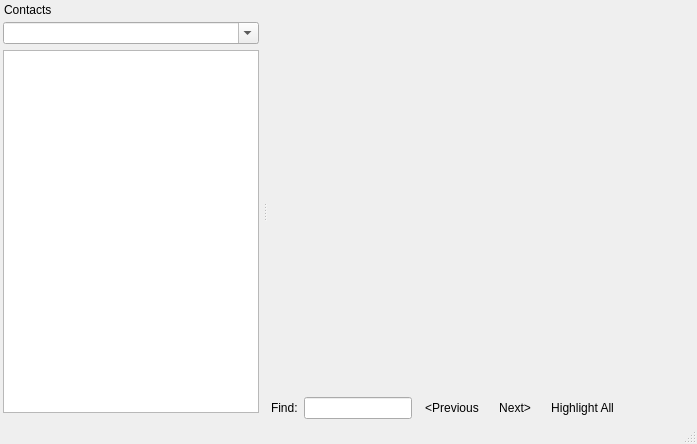
vacuum-im/vacuum-im, file branches/dev_history/src/plugins/messagearchiver/archiveviewwindow.ui: the form before one commit.
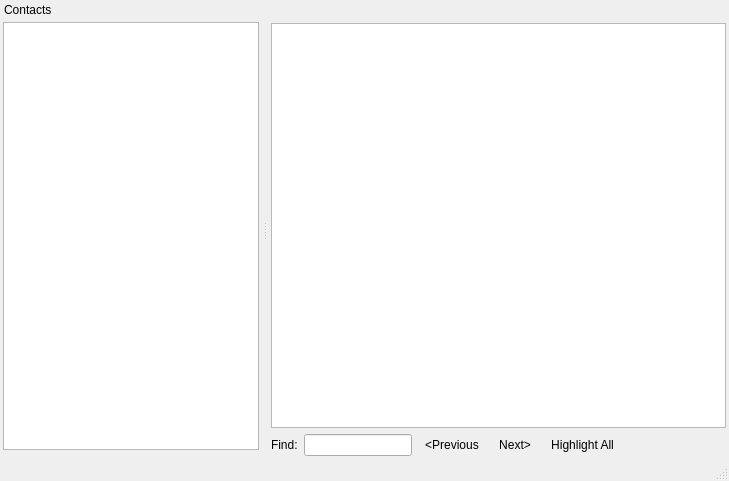
The form after the commit. Custom widgets are drawn as their Qt base class.

Commit message: Заработало отображение сообщений истории.

What changed in the file:
```diff
--- a/branches/dev_history/src/plugins/messagearchiver/archiveviewwindow.ui
+++ b/branches/dev_history/src/plugins/messagearchiver/archiveviewwindow.ui
@@ -6,8 +6,8 @@
    <rect>
     <x>0</x>
     <y>0</y>
-    <width>697</width>
-    <height>444</height>
+    <width>729</width>
+    <height>481</height>
    </rect>
   </property>
   <widget class="QWidget" name="centralWidget">
@@ -19,12 +19,9 @@
      <widget class="QLabel" name="lblCollectionInfo"/>
     </item>
     <item>
-     <widget class="QWidget" name="wdtMessages" native="true">
-      <property name="sizePolicy">
-       <sizepolicy hsizetype="Expanding" vsizetype="Expanding">
-        <horstretch>0</horstretch>
-        <verstretch>0</verstretch>
-       </sizepolicy>
+     <widget class="QTextBrowser" name="tbrMessages">
+      <property name="openExternalLinks">
+       <bool>true</bool>
       </property>
      </widget>
     </item>
@@ -119,17 +116,10 @@
     <number>1</number>
    </attribute>
    <widget class="QWidget" name="dockWidgetContents">
-    <layout class="QVBoxLayout" name="verticalLayout" stretch="0,1,0">
+    <layout class="QVBoxLayout" name="verticalLayout" stretch="1,0">
      <property name="margin">
       <number>3</number>
      </property>
-     <item>
-      <widget class="QComboBox" name="cmbCollectionFilter">
-       <property name="editable">
-        <bool>true</bool>
-       </property>
-      </widget>
-     </item>
      <item>
       <widget class="QTreeView" name="trvCollections">
        <property name="contextMenuPolicy">
```
Left out of the diff: 1 changed line with no effect on the pictures. The commit also changes 2 other files.
